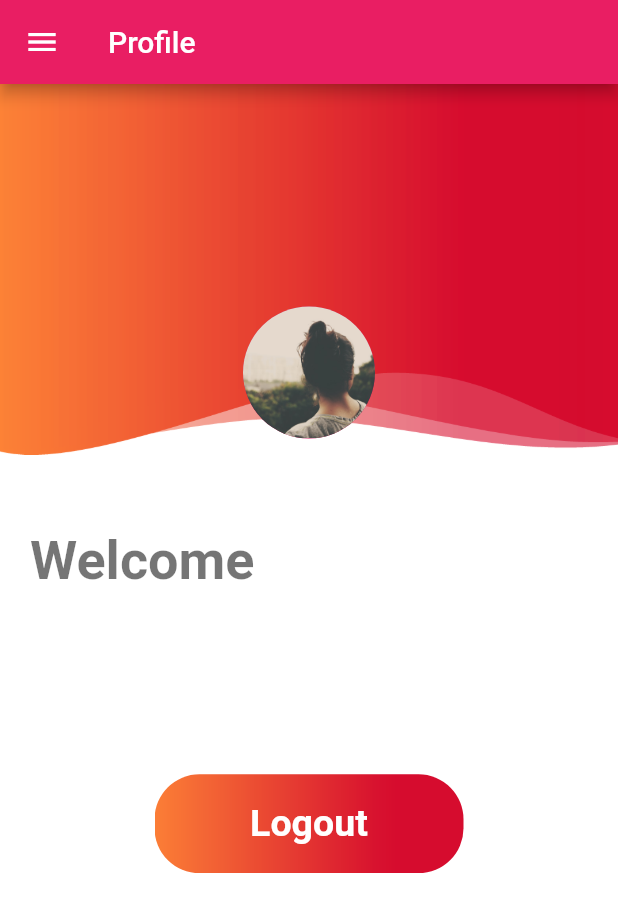
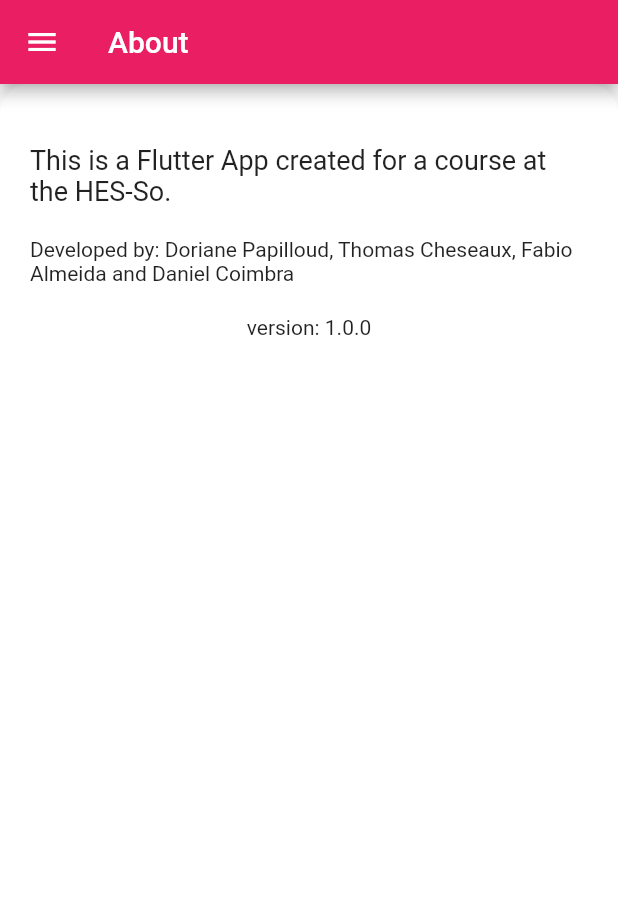
Before and after one commit to DanielCoimbra21/youbike, a Flutter app: the screen it shows once a user with an empty profile is signed in, in the side drawer, after a tap on "About", on a phone screen of 412 x 824 dp. Shown: the top 912 px of the screen. Run offline on Flutter 3.47's test engine with Material 2 defaults, Android fonts, the light colour scheme and no system bars; our stand-ins replace cloud_firestore, firebase_auth, firebase_core, flutter_map, get, latlong2 and 2 more; missing offline and left inert: dart:ffi, fab_circular_menu, favorite_button; accounts and stored records are empty.

Commit message:
About Page

```diff
--- /dev/null
+++ b/lib/about_page.dart
@@ -0,0 +1,35 @@
+import 'package:flutter/material.dart';
+
+import 'custom_drawer.dart';
+
+class AboutPage extends StatelessWidget {
+  const AboutPage({super.key});
+
+  @override
+  Widget build(BuildContext context) {
+    return Scaffold(
+      appBar: AppBar(
+        title: const Text("About"),
+      ),
+      drawer : const CustomDrawer(),
+      body: Container(
+        padding: const EdgeInsets.all(20),
+        decoration: BoxDecoration(
+          color: Colors.white,
+          borderRadius: BorderRadius.circular(20),
+        ),
+        child: Column(
+          children: const <Widget>[
+            SizedBox(height: 20),
+            Text("This is a Flutter App created for a course at the HES-So.", style: TextStyle(fontSize: 18)),
+            SizedBox(height: 20),
+            Text("Developed by: Doriane Papilloud, Thomas Cheseaux, Fabio Almeida and Daniel Coimbra", style: TextStyle(fontSize: 14)),
+            SizedBox(height: 20),
+            Text("version: 1.0.0", style: TextStyle(fontSize: 14)),
+            SizedBox(height: 20),
+          ],
+        ),
+      ),
+    );
+  }
+}
--- a/lib/custom_drawer.dart
+++ b/lib/custom_drawer.dart
@@ -4,6 +4,7 @@ import 'package:youbike/myRoutesAdmin.dart';
 import 'package:youbike/routes_list.dart';
 import 'package:youbike/welcome_page.dart';
 import 'Database/firestore_reference.dart';
+import 'about_page.dart';
 import 'auth_controller.dart';
 import 'map_page.dart';
 
@@ -112,10 +113,10 @@ class _CustomDrawerState extends State<CustomDrawer> {
               leading: const Icon(Icons.info),
               title: const Text('About'),
               onTap: () {
-                // Update the state of the app
-                // ...
-                // Then close the drawer
-                Navigator.pop(context);
+                 Navigator.of(context).push(
+                  MaterialPageRoute(
+                      builder: (BuildContext context) => const AboutPage()),
+                );
               },
             ),
             ListTile(
```
